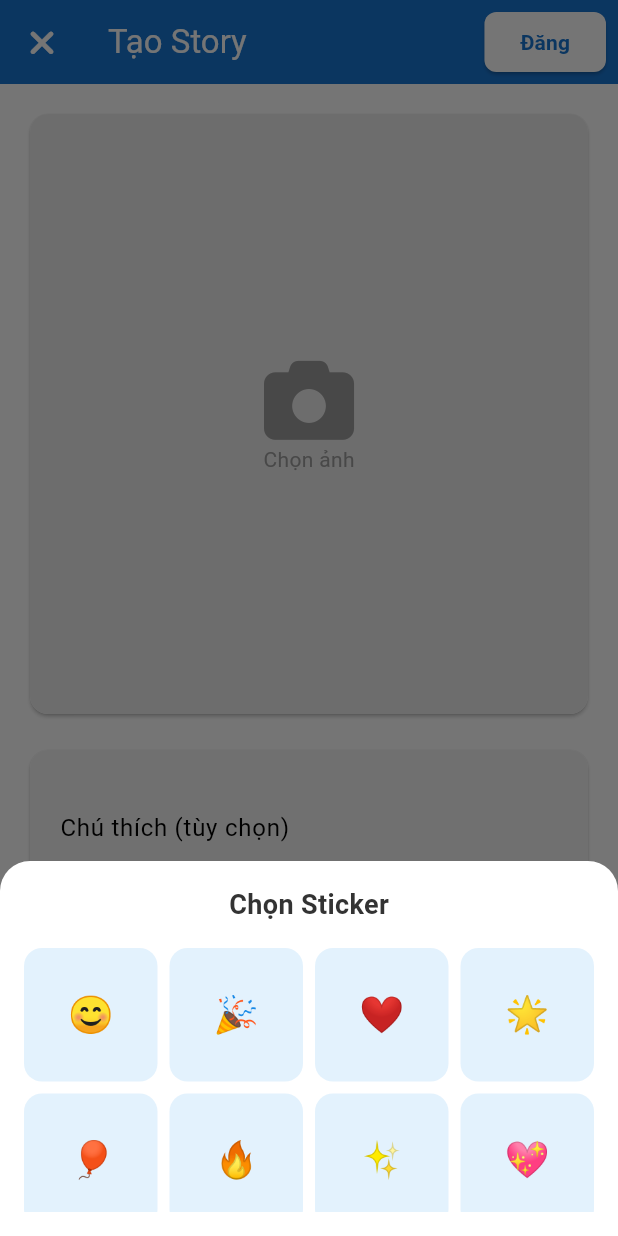
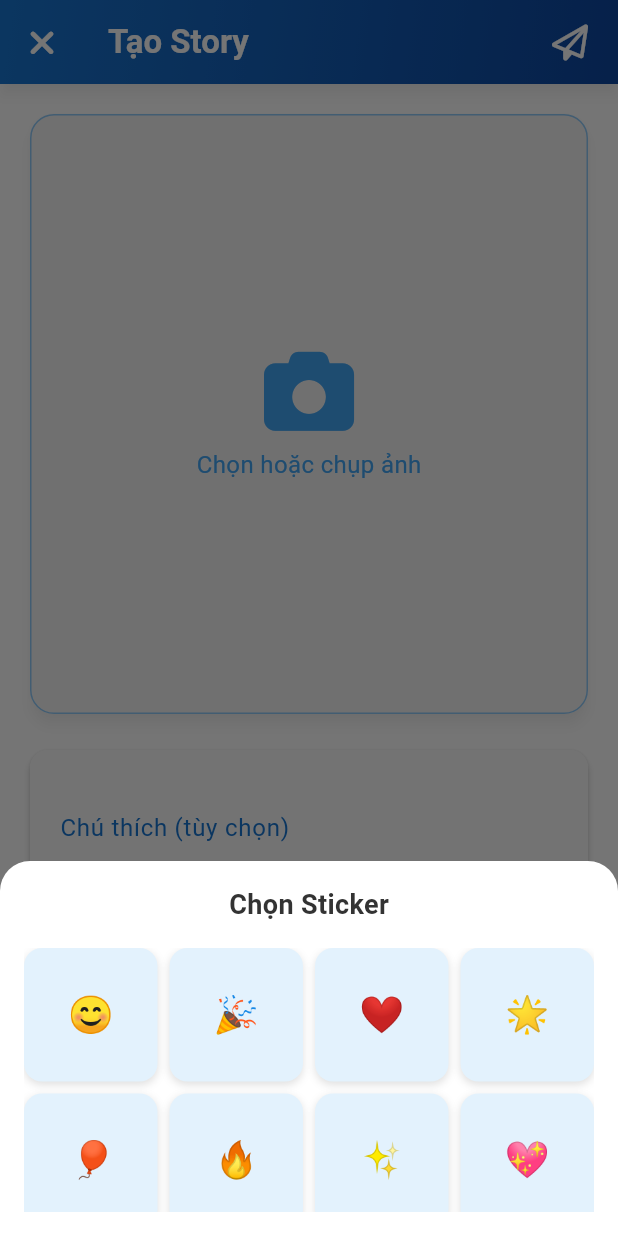
Before and after one commit to trantranloc/flutter-facebook-clone, a Flutter app: the CreateStoryScreen screen opened directly, after a tap on "Sticker", on a phone screen of 412 x 824 dp. Run offline on Flutter 3.47's test engine with Material 3 defaults, Android fonts, the phone set to English and light mode, and no system bars; our stand-ins replace cached_network_image, cloud_firestore, firebase_auth, firebase_core, firebase_storage, fl_chart and 6 more; missing offline and left inert: android_alarm_manager_plus, cloudinary_public, mailer; accounts and stored records are empty; Roboto replaces fonts that are missing (Poppins).

Commit message:
cập nhập giao diện tạo story 1 chút

```diff
--- a/lib/client/screens/create_story_screen.dart
+++ b/lib/client/screens/create_story_screen.dart
@@ -130,7 +130,7 @@ class _CreateStoryScreenState extends State<CreateStoryScreen> {
         ),
       );
 
-      print('Cloudinary URL: ${response.secureUrl}'); // Debug
+      print('Cloudinary URL: ${response.secureUrl}');
       setState(() {
         _uploadStatus = 'Ảnh đã được tải lên';
       });
@@ -161,44 +161,38 @@ class _CreateStoryScreenState extends State<CreateStoryScreen> {
     });
 
     try {
-      // Upload ảnh lên Cloudinary
       final imageUrl = await _uploadImageToCloudinary(_selectedImage!);
       if (imageUrl == null) {
         throw Exception('Không thể tải ảnh lên Cloudinary');
       }
 
-      // Lấy thông tin người dùng
       final userDoc =
           await _firestore.collection('users').doc(currentUser.uid).get();
       final userData = userDoc.data();
       final userName =
           userData?['name'] ?? currentUser.displayName ?? 'Người dùng';
-      final avatarUrl =
-          userData?['avatarUrl'] ?? '';
+      final avatarUrl = userData?['avatarUrl'] ?? '';
 
-      // Tạo story data, đồng bộ với model Story
       final storyData = {
         'userId': currentUser.uid,
-        'user': userName, // Khớp với model Story
-        'avatarUrl': avatarUrl, // Khớp với model Story
+        'user': userName,
+        'avatarUrl': avatarUrl,
         'imageUrl': imageUrl,
-        'caption': _captionController.text.trim(), // Luôn lưu caption
+        'caption': _captionController.text.trim(),
         'sticker': _sticker,
         'stickerOffsetX': _sticker != null ? _stickerOffset.dx : null,
         'stickerOffsetY': _sticker != null ? _stickerOffset.dy : null,
-        'time': FieldValue.serverTimestamp(), // Khớp với model Story
+        'time': FieldValue.serverTimestamp(),
         'expiresAt': Timestamp.fromDate(
           DateTime.now().add(const Duration(hours: 24)),
         ),
         'isActive': true,
       };
 
-      print('Saving story: $storyData'); // Debug
+      print('Saving story: $storyData');
 
-      // Lưu vào Firestore
       final docRef = await _firestore.collection('stories').add(storyData);
 
-      // Tạo Story object
       final newStory = Story(
         id: docRef.id,
         imageUrl: imageUrl,
@@ -271,7 +265,11 @@ class _CreateStoryScreenState extends State<CreateStoryScreen> {
               children: [
                 const Text(
                   'Chọn Sticker',
-                  style: TextStyle(fontSize: 18, fontWeight: FontWeight.bold),
+                  style: TextStyle(
+                    fontSize: 18,
+                    fontWeight: FontWeight.bold,
+                    fontFamily: 'Poppins',
+                  ),
                 ),
                 const SizedBox(height: 16),
                 Expanded(
@@ -294,6 +292,13 @@ class _CreateStoryScreenState extends State<CreateStoryScreen> {
                               decoration: BoxDecoration(
                                 color: Colors.blue.shade50,
                                 borderRadius: BorderRadius.circular(12),
+                                boxShadow: [
+                                  BoxShadow(
+                                    color: Colors.black12,
+                                    blurRadius: 4,
+                                    offset: const Offset(0, 2),
+                                  ),
+                                ],
                               ),
                               child: Center(
                                 child: Text(
@@ -385,37 +390,47 @@ class _CreateStoryScreenState extends State<CreateStoryScreen> {
       child: Scaffold(
         backgroundColor: Colors.white,
         appBar: AppBar(
-          title: const Text('Tạo Story'),
-          backgroundColor: Colors.blue.shade700,
-          foregroundColor: Colors.white,
+          title: const Text(
+            'Tạo Story',
+            style: TextStyle(
+              fontFamily: 'Poppins',
+              fontWeight: FontWeight.w600,
+              color: Colors.white,
+            ),
+          ),
+          flexibleSpace: Container(
+            decoration: BoxDecoration(
+              gradient: LinearGradient(
+                colors: [Colors.blue.shade700, Colors.blue.shade900],
+                begin: Alignment.topLeft,
+                end: Alignment.bottomRight,
+              ),
+            ),
+          ),
+          elevation: 4,
+          shadowColor: Colors.black26,
           leading: IconButton(
-            icon: const Icon(FontAwesomeIcons.times),
+            icon: const Icon(FontAwesomeIcons.xmark, color: Colors.white),
             onPressed: _cancelStory,
           ),
           actions: [
-            ElevatedButton(
-              onPressed: _isLoading ? null : _submitStory,
-              style: ElevatedButton.styleFrom(
-                backgroundColor: Colors.white,
-                foregroundColor: Colors.blue.shade700,
-                shape: RoundedRectangleBorder(
-                  borderRadius: BorderRadius.circular(8),
-                ),
-              ),
-              child:
+            IconButton(
+              icon:
                   _isLoading
                       ? const SizedBox(
                         width: 20,
                         height: 20,
                         child: CircularProgressIndicator(
-                          color: Colors.blue,
+                          color: Colors.white,
                           strokeWidth: 2,
                         ),
                       )
-                      : const Text(
-                        'Đăng',
-                        style: TextStyle(fontWeight: FontWeight.bold),
+                      : const Icon(
+                        FontAwesomeIcons.paperPlane,
+                        color: Colors.white,
                       ),
+              onPressed: _isLoading ? null : _submitStory,
+              tooltip: 'Đăng',
             ),
             const SizedBox(width: 8),
           ],
@@ -435,6 +450,13 @@ class _CreateStoryScreenState extends State<CreateStoryScreen> {
                         decoration: BoxDecoration(
                           color: Colors.blue.shade50,
                           borderRadius: BorderRadius.circular(8),
+                          boxShadow: [
+                            BoxShadow(
+                              color: Colors.black12,
+                              blurRadius: 4,
+                              offset: const Offset(0, 2),
+                            ),
+                          ],
                         ),
                         child: Row(
                           children: [
@@ -453,8 +475,10 @@ class _CreateStoryScreenState extends State<CreateStoryScreen> {
                         ),
                       ),
                     Card(
+                      elevation: 4,
+                      shadowColor: Colors.black26,
                       shape: RoundedRectangleBorder(
-                        borderRadius: BorderRadius.circular(12),
+                        borderRadius: BorderRadius.circular(16),
                       ),
                       child: GestureDetector(
                         onTap:
@@ -464,13 +488,17 @@ class _CreateStoryScreenState extends State<CreateStoryScreen> {
                           decoration: BoxDecoration(
                             color:
                                 _selectedImage == null
-                                    ? Colors.grey.shade200
-                                    : null,
-                            borderRadius: BorderRadius.circular(12),
+                                    ? Colors.grey.shade100
+                                    : Colors.transparent,
+                            borderRadius: BorderRadius.circular(16),
+                            border: Border.all(
+                              color: Colors.blue.shade200,
+                              width: 1,
+                            ),
                           ),
                           child:
                               _selectedImage == null
-                                  ? const Center(
+                                  ? Center(
                                     child: Column(
                                       mainAxisAlignment:
                                           MainAxisAlignment.center,
@@ -478,11 +506,16 @@ class _CreateStoryScreenState extends State<CreateStoryScreen> {
                                         Icon(
                                           FontAwesomeIcons.camera,
                                           size: 60,
-                                          color: Colors.grey,
+                                          color: Colors.blue.shade400,
                                         ),
+                                        const SizedBox(height: 8),
                                         Text(
-                                          'Chọn ảnh',
-                                          style: TextStyle(color: Colors.grey),
+                                          'Chọn hoặc chụp ảnh',
+                                          style: TextStyle(
+                                            color: Colors.blue.shade400,
+                                            fontFamily: 'Poppins',
+                                            fontSize: 16,
+                                          ),
                                         ),
                                       ],
                                     ),
@@ -490,7 +523,7 @@ class _CreateStoryScreenState extends State<CreateStoryScreen> {
                                   : Stack(
                                     children: [
                                       ClipRRect(
-                                        borderRadius: BorderRadius.circular(12),
+                                        borderRadius: BorderRadius.circular(16),
                                         child: Image.file(
                                           _selectedImage!,
                                           fit: BoxFit.cover,
@@ -534,6 +567,13 @@ class _CreateStoryScreenState extends State<CreateStoryScreen> {
                                                   _sticker!,
                                                   style: const TextStyle(
                                                     fontSize: 60,
+                                                    shadows: [
+                                                      Shadow(
+                                                        blurRadius: 8,
+                                                        color: Colors.black26,
+                                                        offset: Offset(2, 2),
+                                                      ),
+                                                    ],
                                                   ),
                                                 ),
                                                 Positioned(
@@ -544,7 +584,7 @@ class _CreateStoryScreenState extends State<CreateStoryScreen> {
                                                     child: Container(
                                                       padding:
                                                           const EdgeInsets.all(
-                                                            2,
+                                                            4,
                                                           ),
                                                       decoration:
                                                           const BoxDecoration(
@@ -553,7 +593,7 @@ class _CreateStoryScreenState extends State<CreateStoryScreen> {
                                                                 BoxShape.circle,
                                                           ),
                                                       child: const Icon(
-                                                        FontAwesomeIcons.times,
+                                                        FontAwesomeIcons.xmark,
                                                         color: Colors.white,
                                                         size: 16,
                                                       ),
@@ -571,6 +611,7 @@ class _CreateStoryScreenState extends State<CreateStoryScreen> {
                     ),
                     const SizedBox(height: 16),
                     Card(
+                      elevation: 2,
                       shape: RoundedRectangleBorder(
                         borderRadius: BorderRadius.circular(12),
                       ),
@@ -579,15 +620,25 @@ class _CreateStoryScreenState extends State<CreateStoryScreen> {
                         maxLines: 3,
                         maxLength: 150,
                         enabled: !_isLoading,
+                        style: const TextStyle(fontFamily: 'Poppins'),
                         decoration: InputDecoration(
                           labelText: 'Chú thích (tùy chọn)',
-                          hintText: 'Chia sẻ cảm xúc...',
+                          hintText: 'Chia sẻ cảm xúc của bạn...',
+                          labelStyle: TextStyle(color: Colors.blue.shade700),
+                          hintStyle: TextStyle(color: Colors.grey.shade500),
                           border: OutlineInputBorder(
                             borderRadius: BorderRadius.circular(12),
                             borderSide: BorderSide.none,
                           ),
+                          focusedBorder: OutlineInputBorder(
+                            borderRadius: BorderRadius.circular(12),
+                            borderSide: BorderSide(
+                              color: Colors.blue.shade700,
+                              width: 2,
+                            ),
+                          ),
                           filled: true,
-                          fillColor: Colors.grey.shade100,
+                          fillColor: Colors.grey.shade50,
                           contentPadding: const EdgeInsets.all(16),
                         ),
                       ),
@@ -625,7 +676,10 @@ class _CreateStoryScreenState extends State<CreateStoryScreen> {
               Container(
                 color: Colors.black54,
                 child: const Center(
-                  child: CircularProgressIndicator(color: Colors.blue),
+                  child: CircularProgressIndicator(
+                    color: Colors.blue,
+                    strokeWidth: 3,
+                  ),
                 ),
               ),
           ],
@@ -640,17 +694,79 @@ class _CreateStoryScreenState extends State<CreateStoryScreen> {
     required String label,
     required bool isPrimary,
   }) {
-    return ElevatedButton.icon(
-      onPressed: onPressed,
-      icon: Icon(icon, size: 20),
-      label: Text(label),
-      style: ElevatedButton.styleFrom(
-        backgroundColor: isPrimary ? Colors.blue.shade700 : Colors.white,
-        foregroundColor: isPrimary ? Colors.white : Colors.red,
-        shape: RoundedRectangleBorder(borderRadius: BorderRadius.circular(12)),
-        padding: const EdgeInsets.symmetric(horizontal: 16, vertical: 12),
-        side: isPrimary ? null : const BorderSide(color: Colors.red),
-      ),
+    return AnimatedScale(
+      scale: onPressed != null ? 1.0 : 0.95,
+      duration: const Duration(milliseconds: 200),
+      child:
+          isPrimary
+              ? Container(
+                decoration: BoxDecoration(
+                  gradient: LinearGradient(
+                    colors: [Colors.blue.shade600, Colors.blue.shade900],
+                    begin: Alignment.topLeft,
+                    end: Alignment.bottomRight,
+                  ),
+                  borderRadius: BorderRadius.circular(12),
+                  boxShadow: [
+                    BoxShadow(
+                      color: Colors.black26,
+                      blurRadius: 4,
+                      offset: Offset(0, 2),
+                    ),
+                  ],
+                ),
+                child: ElevatedButton.icon(
+                  onPressed: onPressed,
+                  icon: Icon(icon, size: 20),
+                  label: Text(
+                    label,
+                    style: const TextStyle(
+                      fontFamily: 'Poppins',
+                      fontWeight: FontWeight.w600,
+                    ),
+                  ),
+                  style: ElevatedButton.styleFrom(
+                    backgroundColor: Colors.transparent,
+                    foregroundColor: Colors.white,
+                    minimumSize: const Size(120, 48),
+                    shape: RoundedRectangleBorder(
+                      borderRadius: BorderRadius.circular(12),
+                    ),
+                    padding: const EdgeInsets.symmetric(
+                      horizontal: 16,
+                      vertical: 12,
+                    ),
+                    elevation: 4,
+                    shadowColor: Colors.transparent,
+                  ),
+                ),
+              )
+              : ElevatedButton.icon(
+                onPressed: onPressed,
+                icon: Icon(icon, size: 20),
+                label: Text(
+                  label,
+                  style: const TextStyle(
+                    fontFamily: 'Poppins',
+                    fontWeight: FontWeight.w600,
+                  ),
+                ),
+                style: ElevatedButton.styleFrom(
+                  backgroundColor: Colors.white,
+                  foregroundColor: Colors.red,
+                  minimumSize: const Size(120, 48),
+                  shape: RoundedRectangleBorder(
+                    borderRadius: BorderRadius.circular(12),
+                  ),
+                  padding: const EdgeInsets.symmetric(
+                    horizontal: 16,
+                    vertical: 12,
+                  ),
+                  side: const BorderSide(color: Colors.red),
+                  elevation: 2,
+                  shadowColor: Colors.black26,
+                ),
+              ),
     );
   }
 
```
